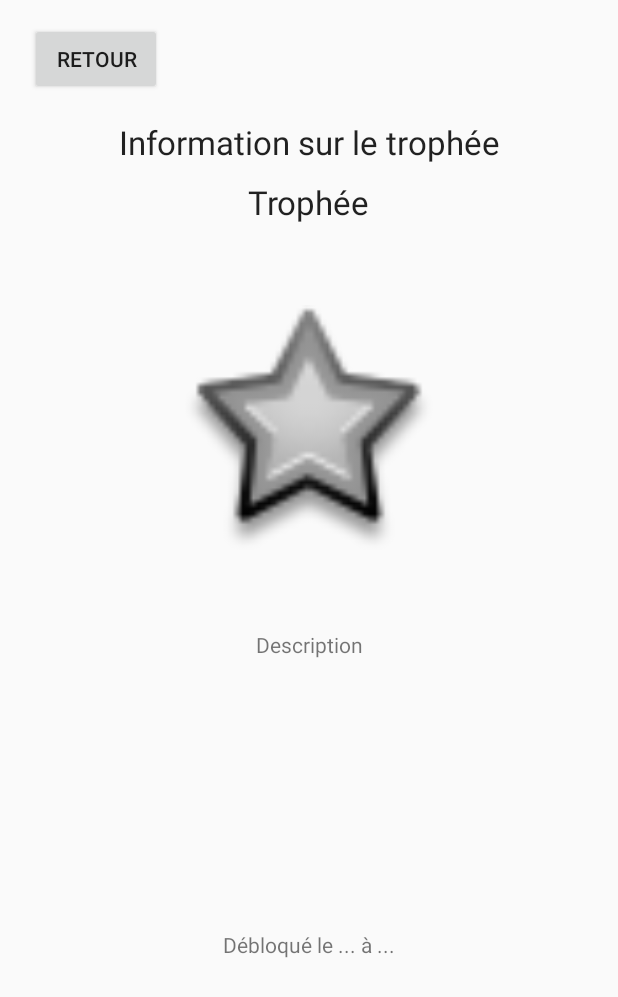
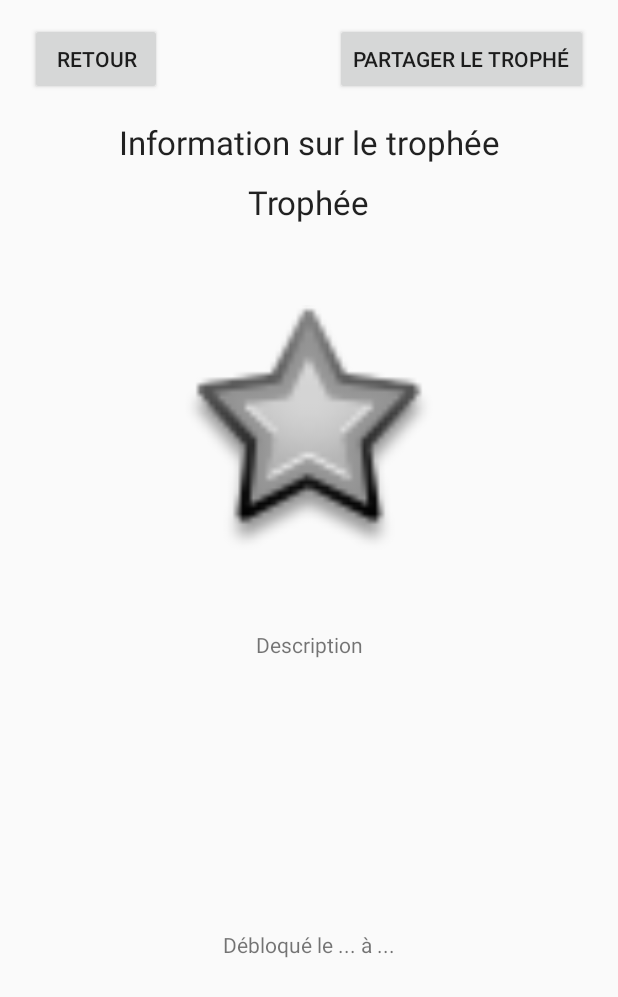
Before and after one commit to 2019-2020-ihm/2019-2020-ihm-td2-oiseaux, an Android app: the TrophyActivity screen opened directly, with no data from a screen before it, on a phone screen of 412 x 824 dp. Shown: the top 997 px of the screen. Run offline under Robolectric (Android 15) with nearby library versions, the phone set to English and light mode, and no system bars; 4 statements that could not run were skipped.

Commit message:
Ajout du partager des trophées obtenus sur les réseaux sociaux

```diff
--- a/client/app/src/main/java/pns/si3/ihm/birder/views/TrophyActivity.java
+++ b/client/app/src/main/java/pns/si3/ihm/birder/views/TrophyActivity.java
@@ -14,6 +14,7 @@ import pns.si3.ihm.birder.models.Trophy;
 
 public class TrophyActivity extends AppCompatActivity {
     Button buttonRetour;
+    Button shareTrophy;
     @Override
     protected void onCreate(Bundle savedInstanceState) {
         super.onCreate(savedInstanceState);
@@ -38,6 +39,19 @@ public class TrophyActivity extends AppCompatActivity {
             }
         });
 
+        shareTrophy = findViewById(R.id.buttonTropheeShare);
+        shareTrophy.setOnClickListener(new View.OnClickListener() {
+            @Override
+            public void onClick(View view) {
+                String shareBody = "J'ai obtenue le trophée \"" + trophy.getName() + "\" sur l'application Birder!";
+                Intent sharingIntent = new Intent(android.content.Intent.ACTION_SEND);
+                sharingIntent.setType("text/plain");
+                sharingIntent.putExtra(android.content.Intent.EXTRA_SUBJECT, "Le trophée");
+                sharingIntent.putExtra(android.content.Intent.EXTRA_TEXT, shareBody);
+                startActivity(Intent.createChooser(sharingIntent, "Partager via"));
+            }
+        });
+
     }
 
     public void goBack() {
--- a/client/app/src/main/res/layout/activity_trophy.xml
+++ b/client/app/src/main/res/layout/activity_trophy.xml
@@ -13,6 +13,16 @@
         android:layout_marginTop="15dp"
         android:layout_marginLeft="20dp"
         app:layout_constraintLeft_toLeftOf="parent"
+        app:layout_constraintTop_toTopOf="parent"/>
+
+    <Button
+        android:id="@+id/buttonTropheeShare"
+        android:layout_width="wrap_content"
+        android:layout_height="wrap_content"
+        android:text="Partager le trophé"
+        android:layout_marginTop="15dp"
+        android:layout_marginRight="20dp"
+        app:layout_constraintRight_toRightOf="parent"
         app:layout_constraintTop_toTopOf="parent"/>
 
     <TextView
```
